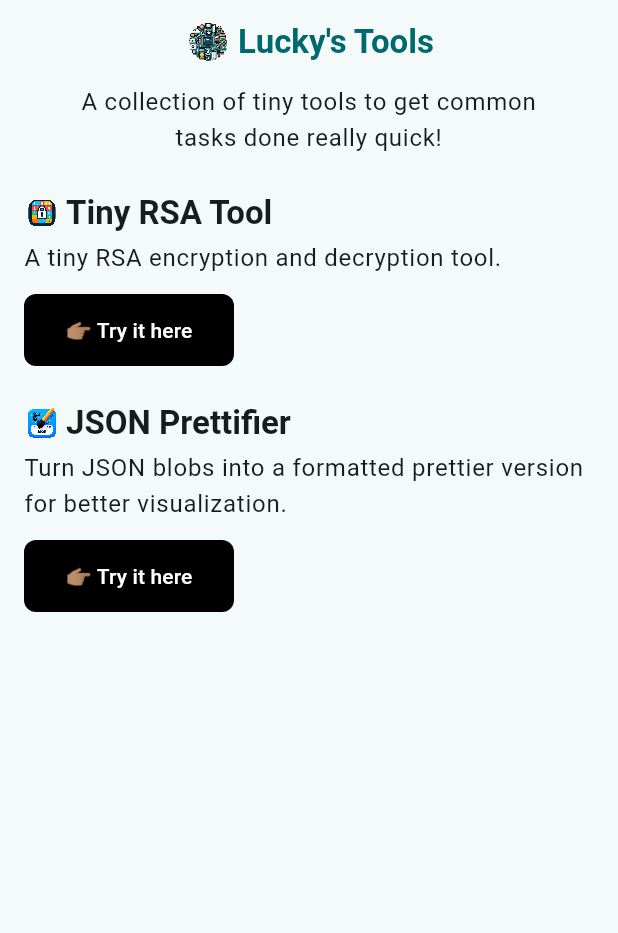
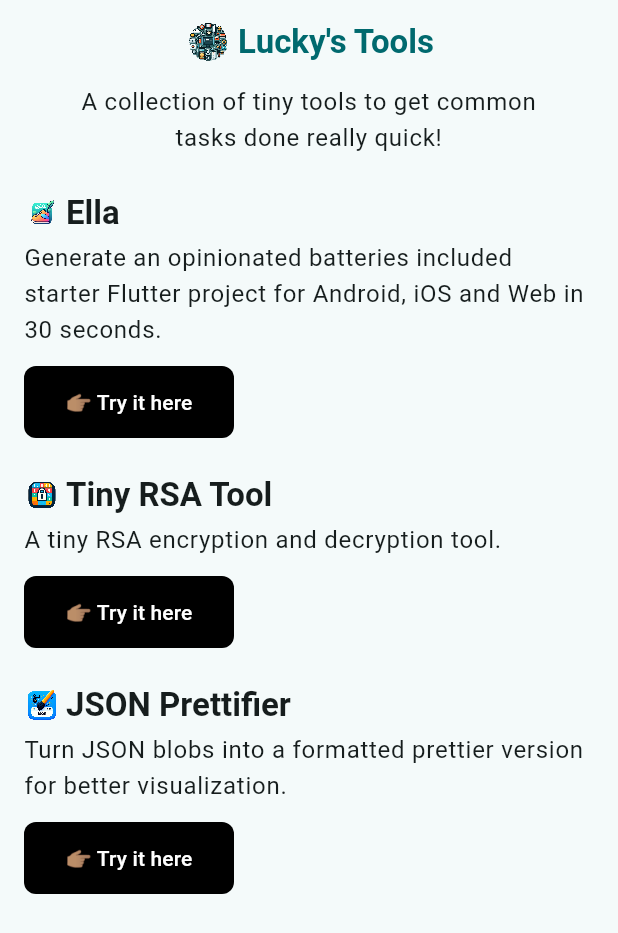
Before and after one commit to Crazelu/tinytools, a Flutter app: the screen it shows after launch, on a phone screen of 412 x 824 dp. Shown: the top 933 px of the screen. Run offline on Flutter 3.47's test engine with Material 3 defaults, Android fonts, the phone set to English and light mode, and no system bars; our stand-ins replace dio, flutter_secure_storage, get_it, rxdart, shared_preferences, url_strategy; missing offline and left inert: asn1lib, flutter_dialog_manager, pointycastle, universal_html.

Commit message:
Adds Ella to Lucky's Tools home page

```diff
--- a/l10n/app_en.arb
+++ b/l10n/app_en.arb
@@ -10,5 +10,7 @@
   "tinyRsaToolDescription": "A tiny RSA encryption and decryption tool.",
   "tryItHere": "Try it here",
   "jsonPrettifierTool": "JSON Prettifier",
-  "jsonPrettifierToolDescription": "Turn JSON blobs into a formatted prettier version for better visualization."
+  "jsonPrettifierToolDescription": "Turn JSON blobs into a formatted prettier version for better visualization.",
+  "ella": "Ella",
+  "ellaDescription": "Generate an opinionated batteries included starter Flutter project for Android, iOS and Web in 30 seconds."
 }
--- a/lib/core/assets/assets.gen.dart
+++ b/lib/core/assets/assets.gen.dart
@@ -12,6 +12,7 @@ import 'package:flutter/widgets.dart';
 class TinyToolsAssets {
   TinyToolsAssets._();
 
+  static const AssetGenImage ellaLogo = AssetGenImage('assets/ella_logo.png');
   static const AssetGenImage jsonPrettifierLogo =
       AssetGenImage('assets/json_prettifier_logo.png');
   static const AssetGenImage logo = AssetGenImage('assets/logo.png');
@@ -20,7 +21,7 @@ class TinyToolsAssets {
 
   /// List of all assets
   static List<AssetGenImage> get values =>
-      [jsonPrettifierLogo, logo, tinyRsaToolLogo];
+      [ellaLogo, jsonPrettifierLogo, logo, tinyRsaToolLogo];
 }
 
 class AssetGenImage {
--- a/lib/core/localization/app_localizations.dart
+++ b/lib/core/localization/app_localizations.dart
@@ -138,6 +138,18 @@ abstract class TinyToolsLocalizations {
   /// In en, this message translates to:
   /// **'Turn JSON blobs into a formatted prettier version for better visualization.'**
   String get jsonPrettifierToolDescription;
+
+  /// No description provided for @ella.
+  ///
+  /// In en, this message translates to:
+  /// **'Ella'**
+  String get ella;
+
+  /// No description provided for @ellaDescription.
+  ///
+  /// In en, this message translates to:
+  /// **'Generate an opinionated batteries included starter Flutter project for Android, iOS and Web in 30 seconds.'**
+  String get ellaDescription;
 }
 
 class _TinyToolsLocalizationsDelegate extends LocalizationsDelegate<TinyToolsLocalizations> {
--- a/lib/core/localization/app_localizations_en.dart
+++ b/lib/core/localization/app_localizations_en.dart
@@ -27,4 +27,10 @@ class TinyToolsLocalizationsEn extends TinyToolsLocalizations {
 
   @override
   String get jsonPrettifierToolDescription => 'Turn JSON blobs into a formatted prettier version for better visualization.';
+
+  @override
+  String get ella => 'Ella';
+
+  @override
+  String get ellaDescription => 'Generate an opinionated batteries included starter Flutter project for Android, iOS and Web in 30 seconds.';
 }
--- a/lib/features/home/presentation/pages/home_page.dart
+++ b/lib/features/home/presentation/pages/home_page.dart
@@ -58,16 +58,21 @@ class HomePage extends StatelessWidget {
                           MediaQuery.sizeOf(context).width * 0.3,
                           16.0
                         ).resolve,
-                        vertical: (100.0, 16.0).resolve,
+                        vertical: (40.0, 16.0).resolve,
                       ),
                       children: [
+                        ToolSection(
+                          image: TinyToolsAssets.ellaLogo,
+                          title: context.locale.ella,
+                          description: context.locale.ellaDescription,
+                          url: 'https://github.com/Crazelu/ella',
+                        ),
                         ToolSection(
                           image: TinyToolsAssets.tinyRsaToolLogo,
                           title: context.locale.tinyRsaTool,
                           description: context.locale.tinyRsaToolDescription,
                           url: 'https://rsa.luckyebere.com',
                         ),
-                        SizedBox(height: (36.0, 24.0).resolve),
                         ToolSection(
                           image: TinyToolsAssets.jsonPrettifierLogo,
                           title: context.locale.jsonPrettifierTool,
--- a/lib/features/home/presentation/widgets/tool_section.dart
+++ b/lib/features/home/presentation/widgets/tool_section.dart
@@ -53,6 +53,7 @@ class ToolSection extends StatelessWidget {
             '👉🏽 ${context.locale.tryItHere}',
           ),
         ),
+        SizedBox(height: (36.0, 24.0).resolve),
       ],
     );
   }
--- a/pubspec.yaml
+++ b/pubspec.yaml
@@ -1,7 +1,7 @@
 name: tools
 description: "A collection of tiny tools to get common tasks done really quick!"
 publish_to: none
-version: 1.0.1+2
+version: 1.0.1+3
 
 environment:
   sdk: ">=3.0.0 <4.0.0"
```
Also changed, not shown: assets/ella_logo.png (added), 1 other file.
